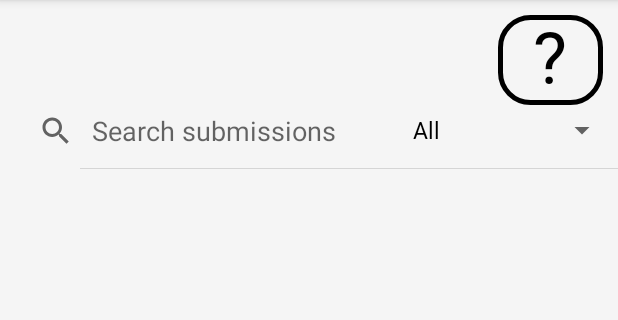
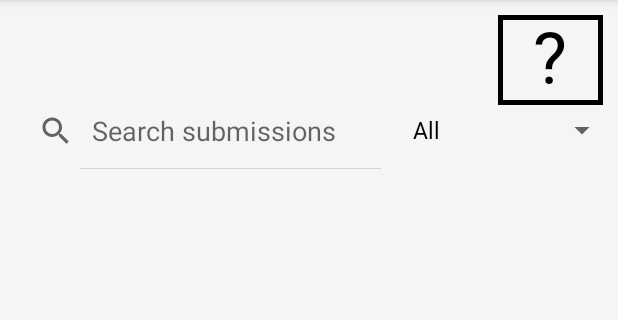
Before and after one commit to JoshP279/AndroidMAAT, an Android app: the SubmissionsActivity screen opened directly, with no data from a screen before it, on a phone screen of 412 x 824 dp, the part 84-404 px from its top. Run offline under Robolectric (Android 15) with nearby library versions, the phone set to English and light mode, and no system bars; 142 statements that could not run were skipped.

Commit message:
2024/07/19

```diff
--- a/radaeepdfmaster/src/main/java/com/radaee/activities/MainActivity.kt
+++ b/radaeepdfmaster/src/main/java/com/radaee/activities/MainActivity.kt
@@ -36,7 +36,7 @@ class MainActivity : AppCompatActivity() {
             navView.setCheckedItem(R.id.nav_assessments)
         }
         supportActionBar?.setDisplayHomeAsUpEnabled(true)
-        supportActionBar?.setTitle(R.string.full_app_name)
+        supportActionBar?.title = ""
         navView.setNavigationItemSelectedListener {
             when (it.itemId) {
                 R.id.nav_assessments -> supportFragmentManager.beginTransaction()
--- a/radaeepdfmaster/src/main/java/com/radaee/api/API.kt
+++ b/radaeepdfmaster/src/main/java/com/radaee/api/API.kt
@@ -31,7 +31,7 @@ interface API {
         @Query("AssessmentID") assessmentID: Int
     ): Call<List<SubmissionsResponse>>
 
-    @PUT("/updateSubmission")
+    @PUT("/updateSubmissionStatus")
     fun updateSubmission(
         @Body request: UpdateSubmissionRequest
     ): Call<SingleResponse>
@@ -47,7 +47,7 @@ interface API {
     ): Call<PDFResponse>
 
     @Multipart
-    @PUT("/uploadSubmission")
+    @PUT("/uploadMarkedSubmission")
     fun uploadSubmissionPDF(
         @Part("submissionID") submissionID: Int,
         @Part("assessmentID") assessmentID: Int,
--- a/radaeepdfmaster/src/main/res/drawable/border.xml
+++ b/radaeepdfmaster/src/main/res/drawable/border.xml
@@ -6,7 +6,7 @@
             <stroke
                 android:width="3dp"
                 android:color="@color/borderColor" />
-            <corners android:radius="20dp" />
+            <corners android:radius="0dp" />
         </shape>
     </item>
 </ripple>
--- a/radaeepdfmaster/src/main/res/layout/activity_submissions.xml
+++ b/radaeepdfmaster/src/main/res/layout/activity_submissions.xml
@@ -44,12 +44,14 @@
 
   <SearchView
       android:id="@+id/submissionsSearchView"
-      android:layout_width="650dp"
+      android:layout_width="0dp"
       android:layout_height="50dp"
       android:layout_marginStart="5dp"
       android:layout_marginTop="20dp"
+      android:layout_marginEnd="5dp"
       android:iconifiedByDefault="false"
       android:queryHint="Search submissions"
+      app:layout_constraintEnd_toStartOf="@+id/filterSpinner"
       app:layout_constraintStart_toStartOf="parent"
       app:layout_constraintTop_toBottomOf="@+id/submissionsAssessmentNameTextView">
 
--- a/radaeepdfmaster/src/main/res/layout/fragment_view_assessments.xml
+++ b/radaeepdfmaster/src/main/res/layout/fragment_view_assessments.xml
@@ -21,12 +21,14 @@
 
     <SearchView
         android:id="@+id/assessmentSearchView"
-        android:layout_width="650dp"
+        android:layout_width="0dp"
         android:layout_height="wrap_content"
         android:layout_marginStart="10dp"
         android:layout_marginTop="10dp"
+        android:layout_marginEnd="10dp"
         android:iconifiedByDefault="false"
         android:queryHint="Search assessments"
+        app:layout_constraintEnd_toStartOf="@+id/assessmentsHelper"
         app:layout_constraintStart_toStartOf="parent"
         app:layout_constraintTop_toTopOf="parent" />
 
```
